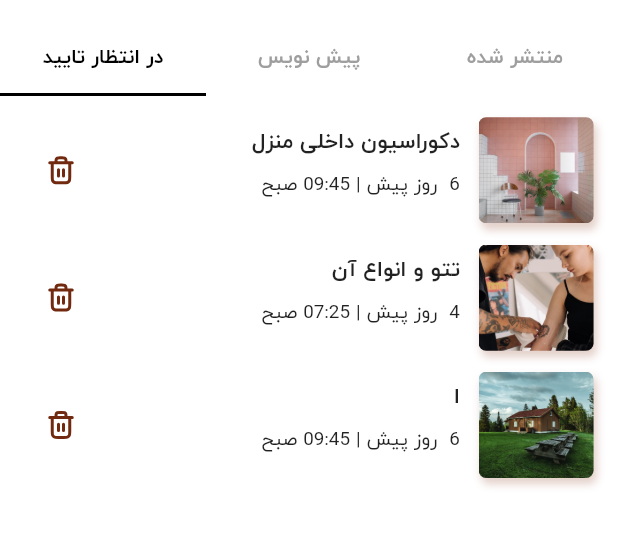
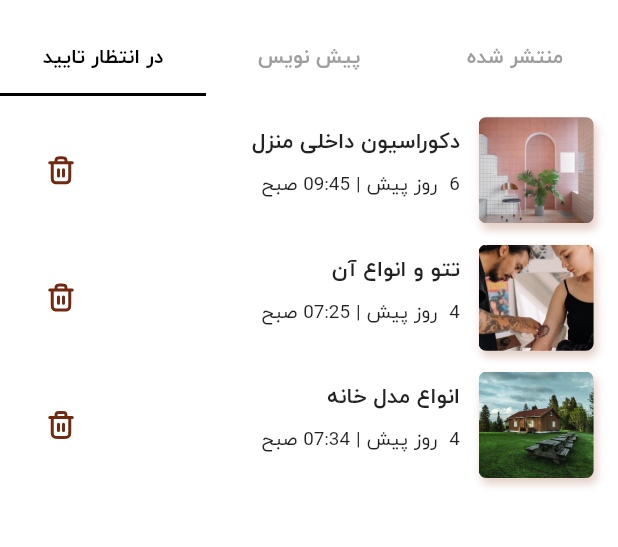
Before and after one commit to OmidHaqi/techno_saz, a Flutter app: the ArticlesManagementPage screen opened directly, tab 3 chosen, on a phone screen of 412 x 824 dp, the part 60-607 px from its top. Run offline on Flutter 3.47's test engine with Material 2 defaults, Android fonts, the phone set to English and light mode, and no system bars; our stand-ins replace adaptive_theme, flutter_spinkit, flutter_svg.

Commit message:
Complete management of articles

```diff
--- a/lib/res/data_class.dart
+++ b/lib/res/data_class.dart
@@ -735,12 +735,16 @@ ________________________________________
     ArticleManagementPageAwaitingConfirmationModel(
         idArticleUr: "3",
         imageArticleUr: Adress.Img_types_of_houses_Managemen_page,
-        titleArticleUr: "ا",
+        titleArticleUr: "انواع مدل خانه",
         writerProfilePhotoUr: Adress.Img_writer_of_managing_articles,
-        PublicationDateArticleUr: "6" + "  " + Strings.daysAgo_str,
-        readingTime: "15",
-        ContentArticleUr: """""",
+        PublicationDateArticleUr: "4" + "  " + Strings.daysAgo_str,
+        readingTime: "8",
+        ContentArticleUr: """ مدل های خانه به شکل، سبک، طراحی و معماری خانه اطلاق می‌شود که بر اساس نیازها، سلیقه‌ها، فرهنگ‌ها و شرایط آب و هوایی متفاوت است. برخی از انواع مدل های خانه عبارتند از:
+
+خانه سنتی: خانه‌ای که از مصالح محلی و با رعایت سنن و آداب محلی ساخته شده است. این خانه‌ها معمولا دارای حیاط، ایوان، بام، آب‌انبار و سرداب هستند. این خانه‌ها با توجه به آب و هوای منطقه، شکل و اندازه مختلفی دارند. برای مثال، خانه‌های سنتی کرمان، یزد، اصفهان، کاشان، تبریز و شیراز.
+خانه مدرن: خانه‌ای که از مصالح جدید و با استفاده از تکنولوژی و مهندسی پیشرفته ساخته شده است. این خانه‌ها معمولا دارای خطوط ساده، رنگ‌های روشن، پنجره‌های بزرگ، فضاهای باز و روشنایی زیاد هستند. این خانه‌ها با توجه به سلیقه و نیازهای مالکان، شکل و اندازه مختلفی دارند. برای مثال، خانه‌های مدرن تهران، کرج، شمال، شیراز و اصفهان.
+خانه اکولوژیک: خانه‌ای که با هدف کاهش تأثیرات منفی بر محیط زیست و افزایش بهره‌وری انرژی ساخته شده است. این خانه‌ها از مصالح طبیعی و بازیافتی، سیستم‌های انرژی تجدیدپذیر، فیلترهای آب و هوا، سیستم‌های کشاورزی و باغچه‌های سبز استفاده می‌کنند. این خانه‌ها با توجه به شرایط محلی، شکل و اندازه مختلفی دارند. برای مثال، خانه‌های اکولوژیک تهران، مشهد، اردبیل، کرمانشاه و بوشهر.""",
         writersName: "بانوی سبز",
-        whatTimeOfDay: "09:45" + " " + Strings.am_str),
+        whatTimeOfDay: "07:34" + " " + Strings.am_str),
   ];
 }
```
